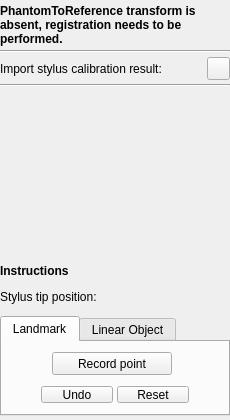
PlusToolkit/PlusApp, file PlusApp/fCal/Toolboxes/PhantomRegistrationToolbox.ui: the form before one commit.
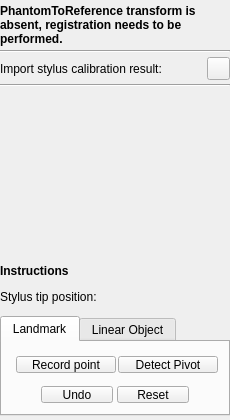
The form after the commit. Icons and pictures are not drawn. Custom widgets are drawn as their Qt base class.

Commit message: re #886 PhantomRegistrationToolbox supports the pivot detection for landmark registration.

The edit to the form file:
```diff
--- a/PlusApp/fCal/Toolboxes/PhantomRegistrationToolbox.ui
+++ b/PlusApp/fCal/Toolboxes/PhantomRegistrationToolbox.ui
@@ -242,8 +242,9 @@
     </spacer>
    </item>
    <item>
-    <layout class="QGridLayout" name="gridLayout">
-     <item row="0" column="0">
+    <layout class="QGridLayout" name="gridLayout"/>
+   </item>
+   <item>
       <widget class="QTabWidget" name="tabWidget">
        <property name="minimumSize">
         <size>
@@ -287,15 +288,18 @@
           </item>
          </layout>
         </widget>
-        <widget class="QPushButton" name="pushButton_RecordPoint">
+      <widget class="QWidget" name="horizontalLayoutWidget">
          <property name="geometry">
           <rect>
-           <x>50</x>
+         <x>10</x>
            <y>10</y>
-           <width>120</width>
-           <height>23</height>
-          </rect>
-         </property>
+         <width>208</width>
+         <height>25</height>
+        </rect>
+       </property>
+       <layout class="QHBoxLayout" name="horizontalLayout">
+        <item>
+         <widget class="QPushButton" name="pushButton_RecordPoint">
          <property name="sizePolicy">
           <sizepolicy hsizetype="Fixed" vsizetype="Fixed">
            <horstretch>0</horstretch>
@@ -304,7 +308,7 @@
          </property>
          <property name="minimumSize">
           <size>
-           <width>120</width>
+            <width>100</width>
            <height>0</height>
           </size>
          </property>
@@ -318,6 +322,22 @@
           <string>Record point</string>
          </property>
         </widget>
+        </item>
+        <item>
+         <widget class="QPushButton" name="pushButton_StartStop_2">
+          <property name="minimumSize">
+           <size>
+            <width>100</width>
+            <height>0</height>
+           </size>
+          </property>
+          <property name="text">
+           <string>Detect Pivot</string>
+          </property>
+         </widget>
+        </item>
+       </layout>
+      </widget>
        </widget>
        <widget class="QWidget" name="tab_LinearObject">
         <attribute name="title">
@@ -354,8 +374,6 @@
         </widget>
        </widget>
       </widget>
-     </item>
-    </layout>
    </item>
    <item>
     <spacer name="verticalSpacer_2">
```
Lines whose indentation alone changed are shown as unchanged. The commit also changes 2 other files.
